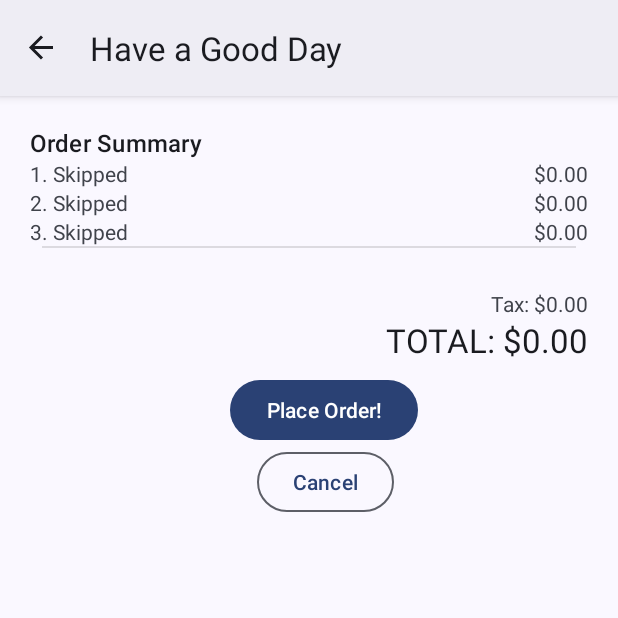
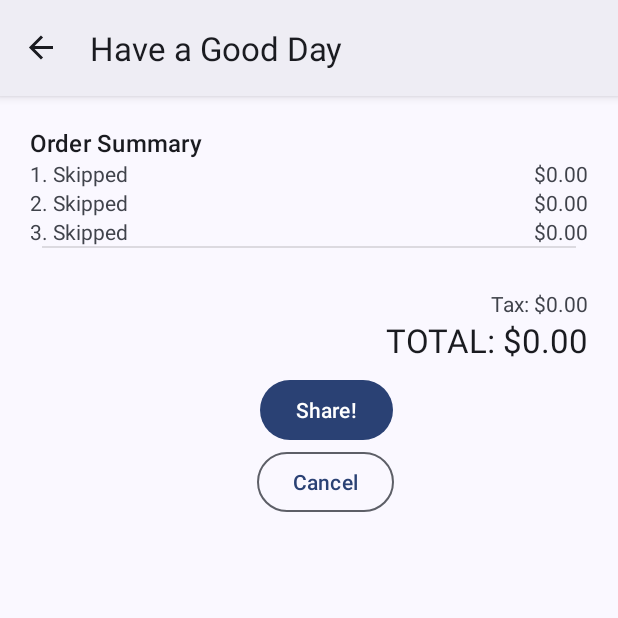
Before and after one commit to nijuyonkadesu/smol_Lunch_Tray, an Android app: the SummaryFragment screen opened through its navigation route, on a phone screen of 412 x 824 dp, the top half of it. Run offline under Robolectric (Android 15) with nearby library versions, the phone set to English and light mode, and no system bars; our stand-ins replace data binding, navigation-ui; 2 statements that could not run were skipped.

Commit message:
Share Intent

```diff
--- a/app/src/main/res/layout/fragment_summary.xml
+++ b/app/src/main/res/layout/fragment_summary.xml
@@ -115,7 +115,8 @@
             android:id="@+id/order_btn"
             android:layout_width="wrap_content"
             android:layout_height="wrap_content"
-            android:text="@string/place_order"
+            android:text="@string/share"
+            android:onClick="@{()->summaryFragment.share()}"
             app:layout_constraintEnd_toEndOf="parent"
             app:layout_constraintHorizontal_bias="0.54"
             app:layout_constraintStart_toStartOf="parent"
--- a/app/src/main/res/values/strings.xml
+++ b/app/src/main/res/values/strings.xml
@@ -33,7 +33,7 @@
     <string name="subtotal">Subtotal %s</string>
     <string name="tax_amount">Tax: %s</string>
     <string name="total_amount">TOTAL: %s</string>
-    <string name="place_order">Place Order!</string>
+    <string name="share">Share!</string>
 
 <!--description-->
     <string name="cauliflower_desc">Whole cauliflower brinded, roasted, and deep fried</string>
```
Also changed, not shown: app/src/main/java/com/njk/smollunchtray/SummaryFragment.kt (+14 -1 lines).
